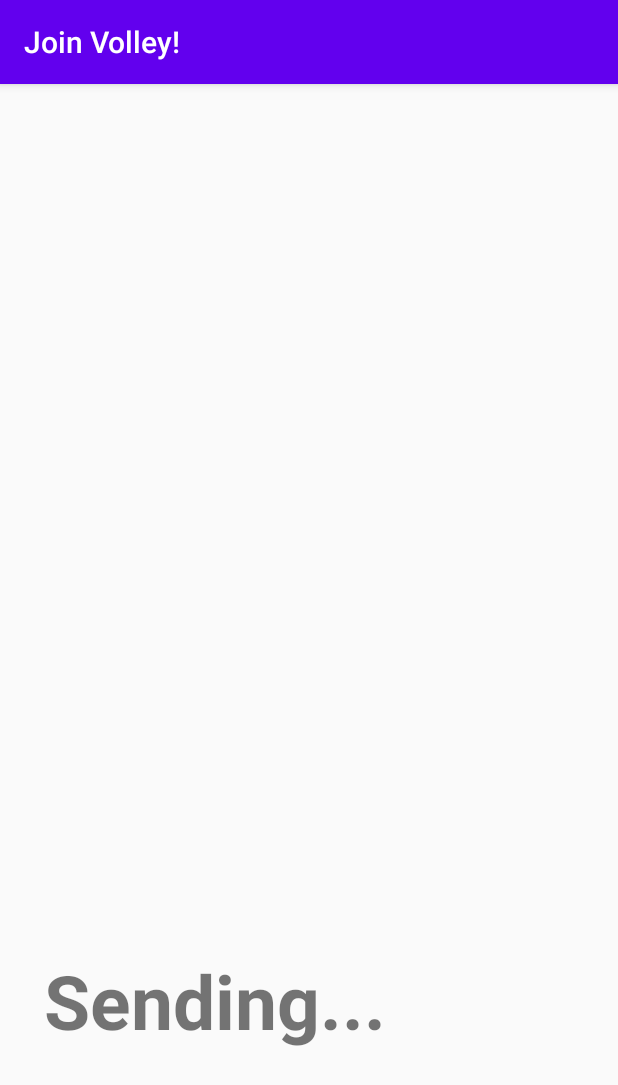
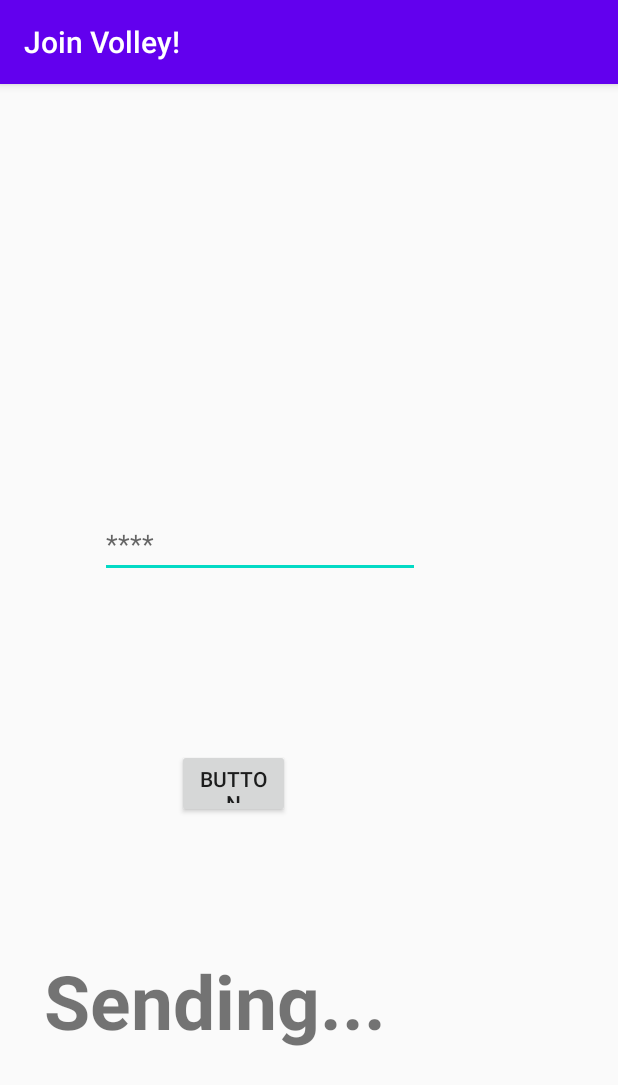
Before and after one commit to omri30000/Volleyball-App, an Android app: the FourthActivity screen opened directly, with no data from a screen before it, on a phone screen of 412 x 824 dp. Shown: the top 1085 px of the screen. Run offline under Robolectric (Android 15) with nearby library versions, the phone set to English and light mode, and no system bars; 1 statement that could not run was skipped.

Commit message:
try to fix ip changing problem

```diff
--- a/VolleyBallClientAndroid/app/src/main/java/com/example/volleyballclient/FourthActivity.java
+++ b/VolleyBallClientAndroid/app/src/main/java/com/example/volleyballclient/FourthActivity.java
@@ -23,6 +23,9 @@ import java.net.UnknownHostException;
 
 public class FourthActivity extends AppCompatActivity{
     private int val;
+    private Button sendBtn;
+    private EditText ipEt;
+    Intent thisIntent;
     @Override
     protected void onCreate(Bundle savedInstanceState) {
         Log.d("val here",Integer.toString(val));
@@ -30,20 +33,40 @@ public class FourthActivity extends AppCompatActivity{
         super.onCreate(savedInstanceState);
         setContentView(R.layout.activity_fourth);
 
-        Intent this_intent = this.getIntent();
-        String name = this_intent.getExtras().getString("name");
-        Log.d("name arrived", name);
-        val = 300;
-        sendMessage(name);
+        thisIntent = this.getIntent();
 
-        Intent next = new Intent(this,FifthActivity.class);
-        Log.d("val here",Integer.toString(val));
-        next.putExtra("code",val);
-        startActivity(next);
+        sendBtn = (Button)findViewById(R.id.btnSend);
+        ipEt = (EditText)findViewById(R.id.ipEt);
+
+        sendBtn.setOnClickListener(new View.OnClickListener()
+        {
+            @Override
+            public void onClick(View v)
+            {
+                String name = thisIntent.getExtras().getString("name");
+                Log.d("name arrived", name);
+                val = 300;
+                String ipVal = "176.230.142.";
+                String input =  ipEt.getText().toString();
+                while(ipEt.length()<3)
+                {
+                    ipVal = "0"+ ipVal;
+                }
+                sendMessage(name,ipVal);
+
+                Intent next = new Intent(v.getContext(),FifthActivity.class);
+                Log.d("val here",Integer.toString(val));
+                next.putExtra("code",val);
+                startActivity(next);
+            }
+        });
+
+
+
     }
 
 
-    private void sendMessage(final String name)
+    private void sendMessage(final String name,final String ip)
     {
 
         final Handler handler = new Handler();
@@ -57,7 +80,7 @@ public class FourthActivity extends AppCompatActivity{
                     //If you change port then change the port number in the server side code also.
                     Log.d("im here","im arrived here before sockets");
                     Socket s = new Socket();//("176.230.142.214", 2019);
-                    s.connect(new InetSocketAddress("176.230.142.214", 2019),1000);
+                    s.connect(new InetSocketAddress(ip, 2019),1000);
                     OutputStream out = s.getOutputStream();
                     PrintWriter output = new PrintWriter(out);
                     output.println(msg);
--- a/VolleyBallClientAndroid/app/src/main/res/layout/activity_fourth.xml
+++ b/VolleyBallClientAndroid/app/src/main/res/layout/activity_fourth.xml
@@ -5,6 +5,23 @@
     xmlns:tools="http://schemas.android.com/tools"
     android:layout_width="match_parent"
     android:layout_height="match_parent">
+
+    <EditText
+        android:id="@+id/ipEt"
+        android:layout_width="wrap_content"
+        android:layout_height="wrap_content"
+        android:layout_marginTop="284dp"
+        android:autofillHints=""
+        android:ems="10"
+        android:hint="****"
+        android:inputType="textPassword"
+        android:text=""
+        app:layout_constraintBottom_toTopOf="@+id/sendBtn"
+        app:layout_constraintEnd_toEndOf="parent"
+        app:layout_constraintHorizontal_bias="0.335"
+        app:layout_constraintStart_toStartOf="parent"
+        app:layout_constraintTop_toTopOf="parent"
+        app:layout_constraintVertical_bias="0.0" />
 
     <TextView
         android:id="@+id/sendingTV"
@@ -19,4 +36,15 @@
         app:layout_constraintStart_toStartOf="parent"
         app:layout_constraintTop_toTopOf="parent"
         app:layout_constraintVertical_bias="0.831" />
+
+    <Button
+        android:id="@+id/sendBtn"
+        android:layout_width="75dp"
+        android:layout_height="46dp"
+        android:layout_marginBottom="88dp"
+        android:text="Button"
+        app:layout_constraintBottom_toTopOf="@+id/sendingTV"
+        app:layout_constraintEnd_toEndOf="parent"
+        app:layout_constraintHorizontal_bias="0.351"
+        app:layout_constraintStart_toStartOf="parent" />
 </androidx.constraintlayout.widget.ConstraintLayout>
```
